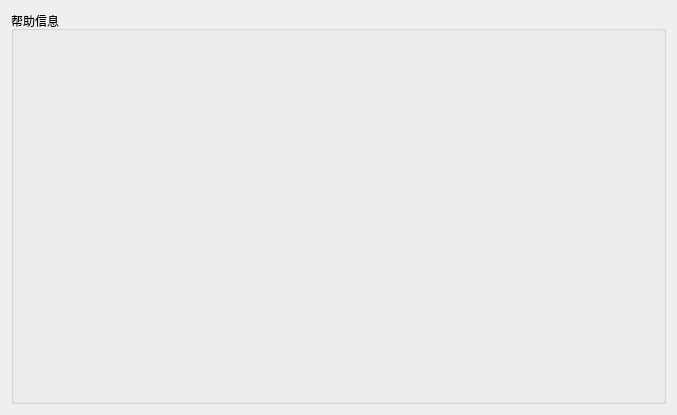
Qt form Help/helppage.ui (liuyufeng509/SecCenter) before a commit.
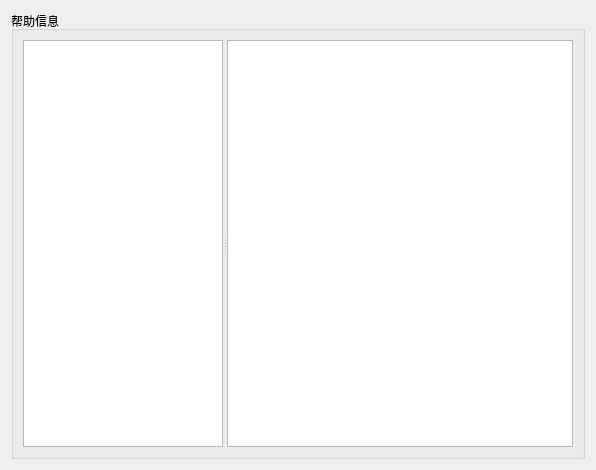
The same form after that commit.

Diff of the .ui file:
```diff
--- a/Help/helppage.ui
+++ b/Help/helppage.ui
@@ -6,8 +6,8 @@
    <rect>
     <x>0</x>
     <y>0</y>
-    <width>677</width>
-    <height>415</height>
+    <width>596</width>
+    <height>470</height>
    </rect>
   </property>
   <property name="windowTitle">
@@ -19,6 +19,24 @@
      <property name="title">
       <string>帮助信息</string>
      </property>
+     <layout class="QGridLayout" name="gridLayout_2">
+      <item row="0" column="0">
+       <widget class="QSplitter" name="splitter">
+        <property name="orientation">
+         <enum>Qt::Horizontal</enum>
+        </property>
+        <widget class="QTextBrowser" name="muluBrowser">
+         <property name="maximumSize">
+          <size>
+           <width>200</width>
+           <height>16777215</height>
+          </size>
+         </property>
+        </widget>
+        <widget class="QTextBrowser" name="contentBrowser"/>
+       </widget>
+      </item>
+     </layout>
     </widget>
    </item>
   </layout>
```
